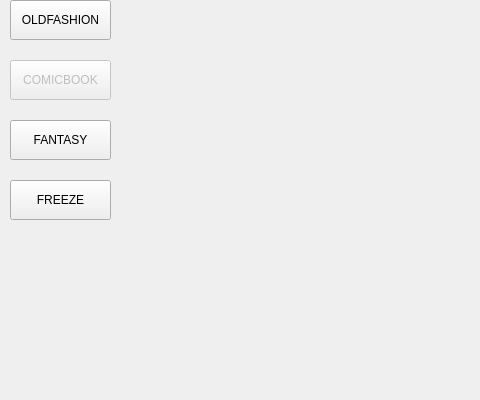
RTEP-zero-to-one/FacialDecoration, file QtApplication/mainWindow.ui: the form before one commit; both pictures show x 0 to 480 and y 227 to 627 of the 1100 by 800 pixel window.
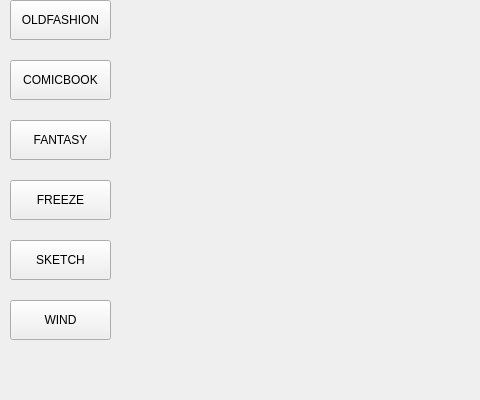
The form after the commit.

Commit message: add more filter button

```diff
--- a/QtApplication/mainWindow.ui
+++ b/QtApplication/mainWindow.ui
@@ -239,7 +239,7 @@
    </widget>
    <widget class="QPushButton" name="filter_COMICBOOK">
     <property name="enabled">
-     <bool>false</bool>
+     <bool>true</bool>
     </property>
     <property name="geometry">
      <rect>
@@ -285,6 +285,38 @@
      <string>FREEZE</string>
     </property>
    </widget>
+   <widget class="QPushButton" name="filter_SKETCH">
+    <property name="enabled">
+     <bool>true</bool>
+    </property>
+    <property name="geometry">
+     <rect>
+      <x>10</x>
+      <y>450</y>
+      <width>101</width>
+      <height>40</height>
+     </rect>
+    </property>
+    <property name="text">
+     <string>SKETCH</string>
+    </property>
+   </widget>
+   <widget class="QPushButton" name="filter_WIND">
+    <property name="enabled">
+     <bool>true</bool>
+    </property>
+    <property name="geometry">
+     <rect>
+      <x>10</x>
+      <y>510</y>
+      <width>101</width>
+      <height>40</height>
+     </rect>
+    </property>
+    <property name="text">
+     <string>WIND</string>
+    </property>
+   </widget>
   </widget>
   <widget class="QMenuBar" name="menuBar">
    <property name="enabled">
```
